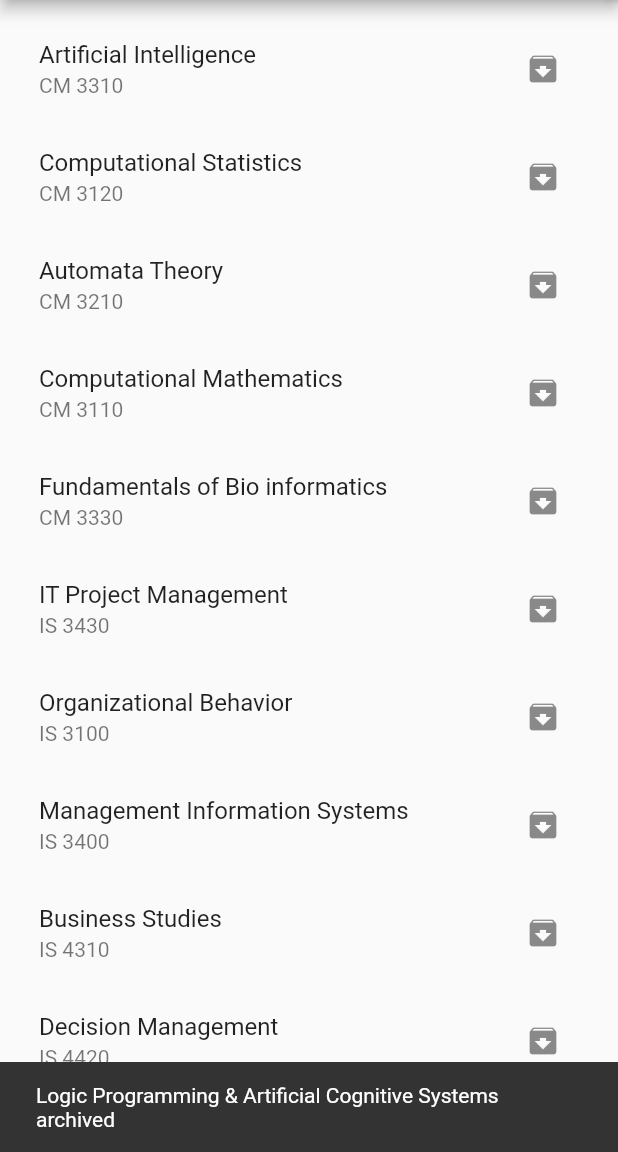
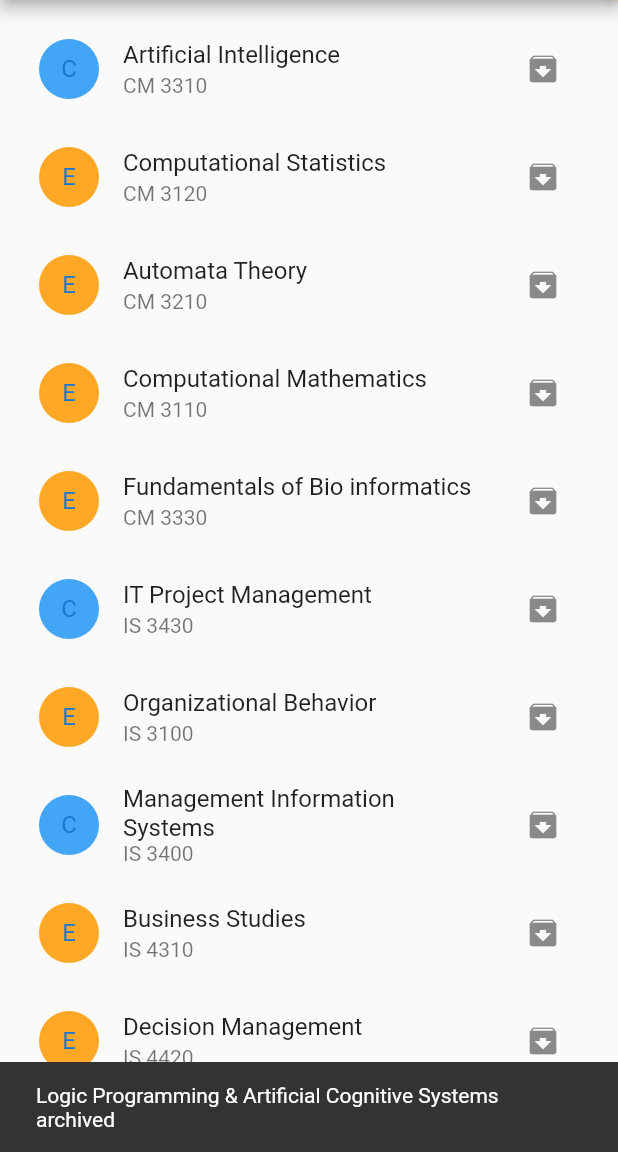
Before and after one commit to PandukaNandara/FIT-subject-shortcuts, a Flutter app: the screen it shows after launch, after a tap on the "archive" icon, on a phone screen of 412 x 824 dp, the part 84-1236 px from its top. Run offline on Flutter 3.47's test engine with Material 2 defaults, Android fonts, the phone set to English and light mode, and no system bars; our stand-ins replace shared_preferences.

Commit message:
Set Mode for module

```diff
--- a/lib/components/subject_tile.dart
+++ b/lib/components/subject_tile.dart
@@ -17,11 +17,16 @@ class SubjectTile extends StatelessWidget {
 
   @override
   Widget build(BuildContext context) {
+    final mode = subject.mode;
     return ListTile(
+      leading: CircleAvatar(
+        child: Text(mode == SubjectMode.C ? "C" : "E"),
+        backgroundColor: mode == SubjectMode.C ? Colors.blue[400] : Colors.orange[400],
+      ),
       title: Text(subject.name),
       subtitle: Text(subject.code),
       trailing: IconButton(
-        icon: Icon(!isArchived? Icons.archive: Icons.unarchive),
+        icon: Icon(!isArchived ? Icons.archive : Icons.unarchive),
         tooltip: 'Archive',
         onPressed: _onPressArchive,
       ),
--- a/lib/dialog/info_dialog.dart
+++ b/lib/dialog/info_dialog.dart
@@ -13,7 +13,10 @@ class InfoDialog extends StatelessWidget {
     return AlertDialog(
       title: Text("About this site"),
       actionsPadding: kDefaultPadding,
-      content: RichText(
+      content: Container(
+        constraints: BoxConstraints(maxWidth: 300.0),
+        child: RichText(
+
           text: TextSpan(
             children: [
               TextSpan(
@@ -41,6 +44,7 @@ class InfoDialog extends StatelessWidget {
                 text: 'Github repository and create a pull request with your changes.',
               ),
             ],
+          ),
         ),
       ),
       // Wrap(
--- a/lib/models/models.dart
+++ b/lib/models/models.dart
@@ -45,10 +45,12 @@ class Subject {
   final String code;
   final String name;
   final String url;
-
-  const Subject(this.code, this.name, this.url);
+  final SubjectMode mode;
+  const Subject(this.code, this.name, this.url, this.mode);
 
   factory Subject.fromJson(Map<String, dynamic> json) =>
       _$SubjectFromJson(json);
   Map<String, dynamic> toJson() => _$SubjectToJson(this);
 }
+
+enum SubjectMode { E, C }
--- a/lib/screens/main_screen.dart
+++ b/lib/screens/main_screen.dart
@@ -31,7 +31,7 @@ class _MainScreenState extends State<MainScreen> {
           return Scaffold(body: Center(child: Text(snapshot.error.toString())));
         }
         if (!snapshot.hasData) {
-          return Scaffold(body: Center(child: CircularProgressIndicator()));
+          return Scaffold();
         } else {
           final data = snapshot.data!.module;
           final sharedPreferences = snapshot.data!.sharedPreferences;
@@ -84,8 +84,14 @@ class _MainScreenState extends State<MainScreen> {
   }
 
   Future<TempHolder> _loadModules() async {
-    final json = await rootBundle.loadString('config/modules.json');
-    final config = ConfigModule.fromJson(jsonDecode(json));
+    final config = await PlatformAssetBundle().loadStructuredData(
+      'config/modules.json',
+      (json) async => ConfigModule.fromJson(
+        jsonDecode(json),
+      ),
+    );
+    // final json = await PlatformAssetBundle().loadString();
+    // final config = ;
     return TempHolder(config, await SharedPreferences.getInstance());
   }
 
```
Also changed, not shown: config/modules.json (+19 -0 lines), lib/models/models.g.dart, 1 other file. Lines whose indentation alone changed are shown as unchanged.
